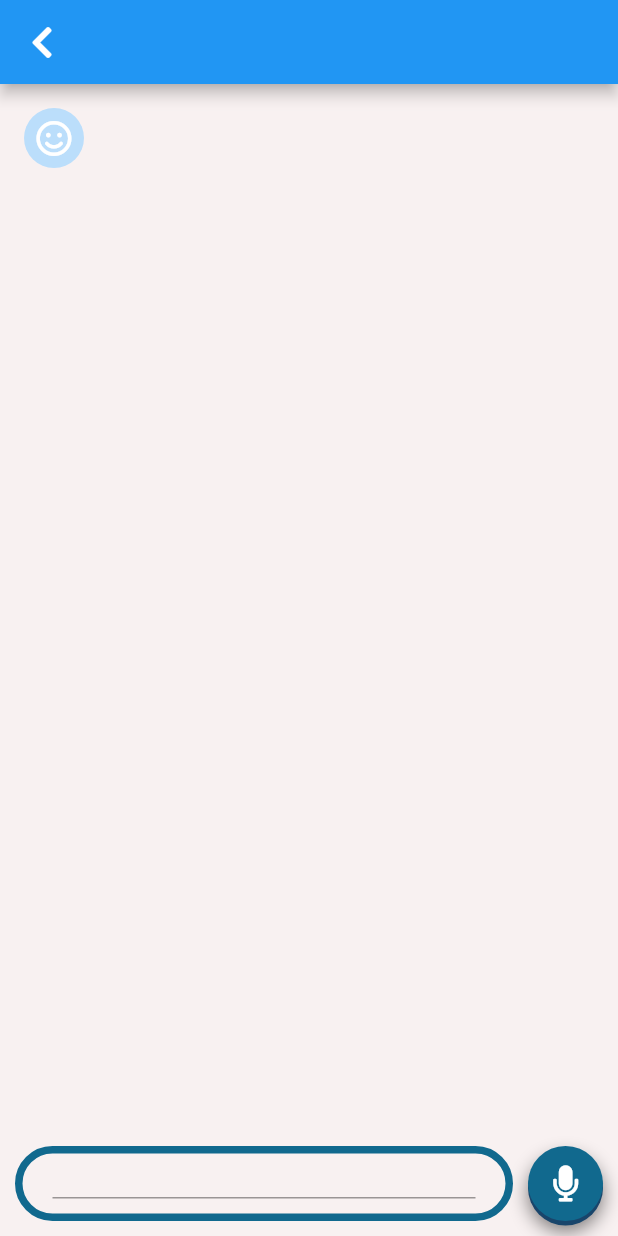
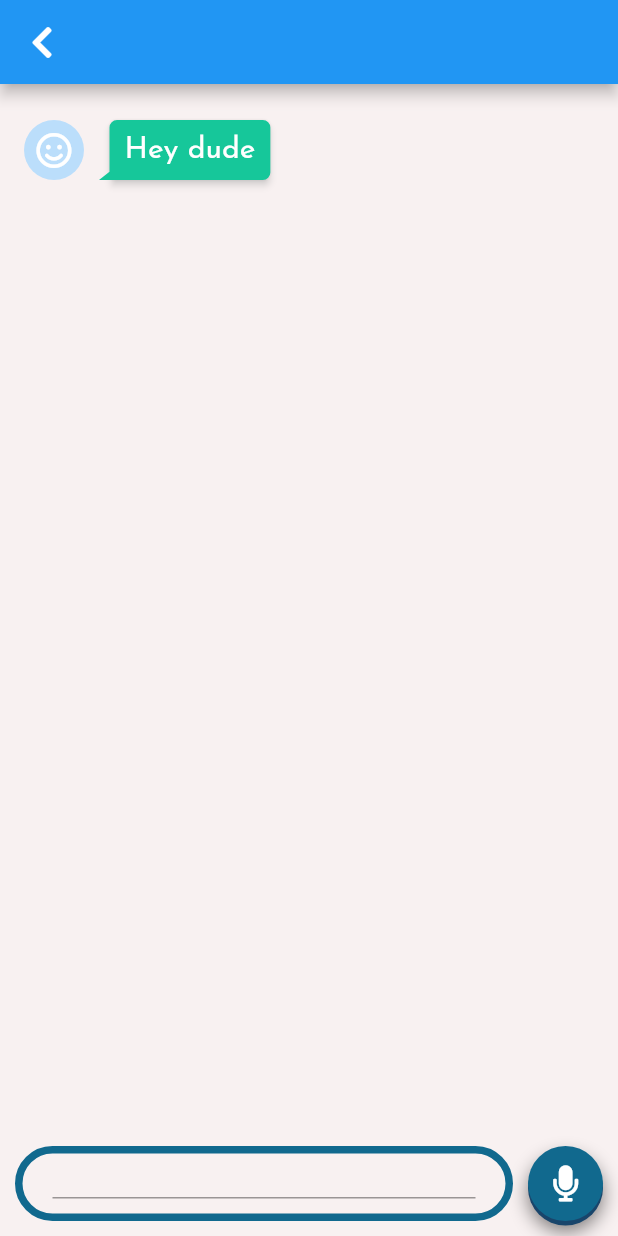
Before and after one commit to curiousyuvi/inteliAid, a Flutter app: the screen it shows after launch, after a tap on an icon or button, on a phone screen of 412 x 824 dp. Run offline on Flutter 3.47's test engine with Material 2 defaults, Android fonts, the light colour scheme and no system bars; drawn by our look-alikes of flutter_chat_bubble; our stand-ins replace font_awesome_flutter.

Commit message:
added chat bubble

```diff
--- a/lib/components/chatsListView.dart
+++ b/lib/components/chatsListView.dart
@@ -1,5 +1,14 @@
 import 'package:flutter/material.dart';
+import 'package:flutter_chat_bubble/bubble_type.dart';
+import 'package:flutter_chat_bubble/chat_bubble.dart';
+import 'package:flutter_chat_bubble/clippers/chat_bubble_clipper_1.dart';
+import 'package:flutter_chat_bubble/clippers/chat_bubble_clipper_2.dart';
+import 'package:flutter_chat_bubble/clippers/chat_bubble_clipper_3.dart';
+import 'package:flutter_chat_bubble/clippers/chat_bubble_clipper_4.dart';
 import 'package:font_awesome_flutter/font_awesome_flutter.dart';
+import 'package:inteli_aid/components/receivedChat.dart';
+import 'package:inteli_aid/components/sendChat.dart';
+import 'package:inteli_aid/constants.dart';
 
 class ChatsListView extends StatefulWidget {
   List chatsList;
@@ -15,26 +24,18 @@ class _ChatsListViewState extends State<ChatsListView> {
   _ChatsListViewState({this.chatsList = const []});
   @override
   Widget build(BuildContext context) {
-    for (var chat in chatsList) {}
+    for (var chat in chatsList) {
+      if (chat['source'] == "app") {
+        chatWidgets.add(ReceivedChat(body: 'Hey dude'));
+      } else {
+        chatWidgets.add(SendChat(
+          body: 'Yo Bitch',
+        ));
+      }
+    }
 
     return ListView(
-      children: [
-        Container(
-          child: Row(
-            children: [
-              CircleAvatar(
-                child: Icon(
-                  FontAwesomeIcons.smile,
-                  color: Colors.white,
-                ),
-              ),
-              SizedBox(
-                width: 20,
-              ),
-            ],
-          ),
-        )
-      ],
+      children: chatWidgets,
     );
   }
 }
--- /dev/null
+++ b/lib/components/receivedChat.dart
@@ -0,0 +1,45 @@
+import 'package:flutter/material.dart';
+import 'package:flutter_chat_bubble/bubble_type.dart';
+import 'package:flutter_chat_bubble/chat_bubble.dart';
+import 'package:flutter_chat_bubble/clippers/chat_bubble_clipper_4.dart';
+import 'package:font_awesome_flutter/font_awesome_flutter.dart';
+
+import '../constants.dart';
+
+class ReceivedChat extends StatelessWidget {
+  String body;
+
+  ReceivedChat({this.body = 'Hello'});
+
+  @override
+  Widget build(BuildContext context) {
+    return Container(
+      margin: EdgeInsets.symmetric(vertical: 8),
+      child: Row(
+        crossAxisAlignment: CrossAxisAlignment.end,
+        children: [
+          CircleAvatar(
+            child: Icon(
+              FontAwesomeIcons.smile,
+              color: Colors.white,
+            ),
+          ),
+          SizedBox(
+            width: 10,
+          ),
+          Expanded(
+            child: ChatBubble(
+              backGroundColor: primaryGreen,
+              clipper: ChatBubbleClipper4(type: BubbleType.receiverBubble),
+              alignment: Alignment.centerLeft,
+              child: Text(
+                body,
+                style: Theme.of(context).textTheme.bodyText2,
+              ),
+            ),
+          )
+        ],
+      ),
+    );
+  }
+}
--- a/lib/main.dart
+++ b/lib/main.dart
@@ -41,6 +41,11 @@ class MyApp extends StatelessWidget {
                 color: Colors.black,
                 fontFamily: "Josefin",
                 fontSize: 20,
+                fontWeight: FontWeight.w400),
+            bodyText2: TextStyle(
+                color: Colors.white,
+                fontFamily: "Josefin",
+                fontSize: 20,
                 fontWeight: FontWeight.w400)),
       ),
     );
--- a/lib/screens/answerChat.dart
+++ b/lib/screens/answerChat.dart
@@ -35,7 +35,9 @@ class _AnswerChatState extends State<AnswerChat> {
               Expanded(
                 child: Padding(
                   padding: const EdgeInsets.all(16.0),
-                  child: ChatsListView(),
+                  child: ChatsListView(
+                    chatsList: chats,
+                  ),
                 ),
               ),
               Container(
```
Also changed, not shown: lib/components/sendChat.dart (added, +32 -0 lines).
